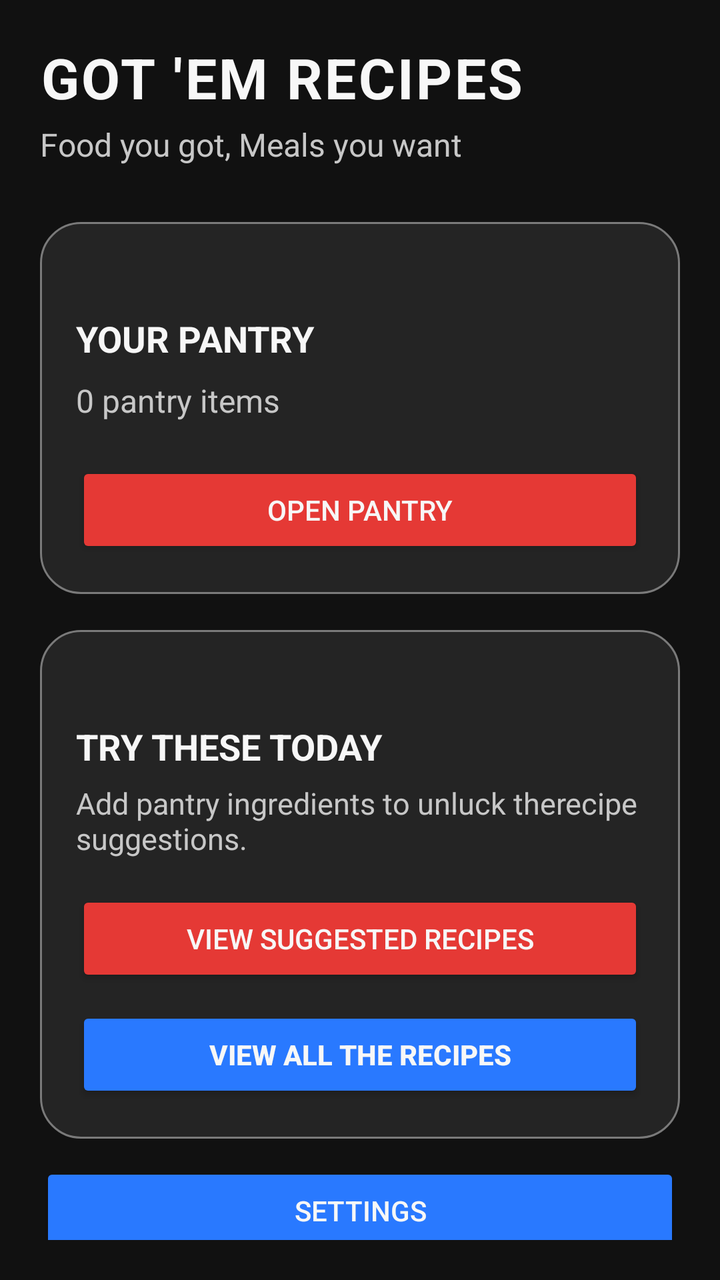
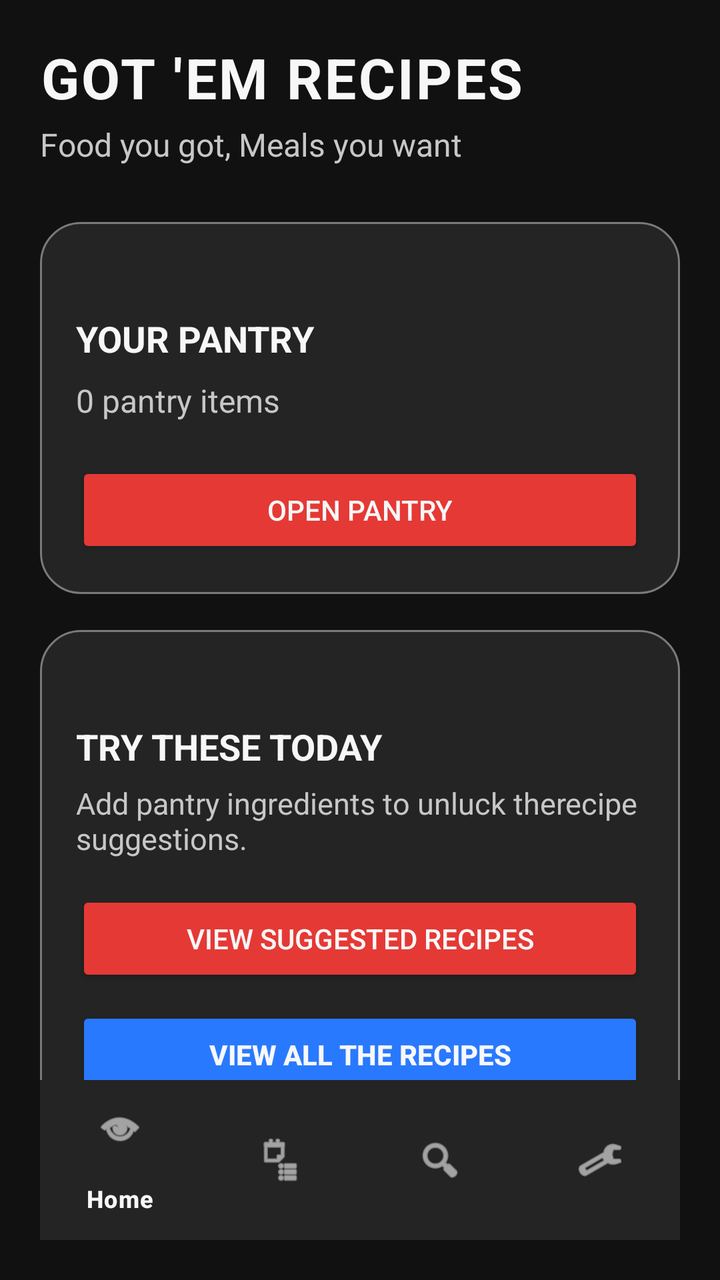

The first picture is an Android layout as it rendered before a commit; the second is the same layout after the commit. The layout source and the unified diff follow.
<!-- AndroidManifest.xml: application theme Theme.GotEmRecipes -->
<!-- res/layout/activity_main.xml -->
<?xml version="1.0" encoding="utf-8"?>
<androidx.constraintlayout.widget.ConstraintLayout 
    xmlns:android="http://schemas.android.com/apk/res/android"
    xmlns:app="http://schemas.android.com/apk/res-auto"
    android:layout_width="match_parent"
    android:layout_height="match_parent"
    android:padding="20dp"
    android:background = "@color/gotem_black">

    <TextView
        android:id="@+id/textHomeTitle"
        android:layout_width="wrap_content"
        android:layout_height="wrap_content"
        android:text="GOT 'EM RECIPES"
        android:textSize="28sp"
        android:textStyle="bold"
        android:textColor="@color/gotem_white"
        android:letterSpacing="0.04"
        app:layout_constraintTop_toTopOf="parent"
        app:layout_constraintStart_toStartOf="parent" />
    
    <TextView
        android:id="@+id/textHomeTagline"
        android:layout_width="wrap_content"
        android:layout_height="wrap_content"
        android:layout_marginTop="4dp"
        android:text="Food you got, Meals you want"
        android:textSize="16sp"
        android:textColor="@color/gotem_light_grey"
        app:layout_constraintTop_toBottomOf="@+id/textHomeTitle"
        app:layout_constraintStart_toStartOf="parent" />

    <LinearLayout
        android:id="@+id/cardPantry"
        android:layout_width="0dp"
        android:layout_height="wrap_content"
        android:layout_marginTop="28dp"
        android:background="@drawable/home_card_background"
        android:orientation="vertical"
        android:padding="18dp"
        app:layout_constraintTop_toBottomOf="@+id/textHomeTagline"
        app:layout_constraintStart_toStartOf="parent"
        app:layout_constraintEnd_toEndOf="parent">

    <TextView
        android:id="@+id/textPantryOverview"
        android:layout_width="match_parent"
        android:layout_height="wrap_content"
        android:layout_marginTop="28dp"
        android:text="YOUR PANTRY"
        android:textSize="18sp"
        android:textStyle="bold"
        android:textColor="@color/gotem_white"
        />

    <TextView
        android:id="@+id/textHomePantryCount"
        android:layout_width="match_parent"
        android:layout_height="wrap_content"
        android:layout_marginTop="8dp"
        android:text = "0 pantry items"
        android:textSize="16sp"
        android:textColor="@color/gotem_light_grey"
       />

    <Button
        android:id="@+id/buttonHomePantry"
        android:layout_width="match_parent"
        android:layout_height="wrap_content"
        android:layout_marginTop="20dp"
        android:text="OPEN PANTRY"
        android:textColor="@color/gotem_white"
        android:backgroundTint="@color/gotem_red"/>


    </LinearLayout>

    <LinearLayout
        android:id = "@+id/cardSuggestions"
        android:layout_width="0dp"
        android:layout_height="wrap_content"
        android:layout_marginTop="18dp"
        android:background="@drawable/home_card_background"
        android:orientation="vertical"
        android:padding="18dp"
        app:layout_constraintTop_toBottomOf="@+id/cardPantry"
        app:layout_constraintStart_toStartOf="parent"
        app:layout_constraintEnd_toEndOf="parent">

    <TextView
        android:id="@+id/textTryTheseToday"
        android:layout_width="match_parent"
        android:layout_height="wrap_content"
        android:layout_marginTop="28dp"
        android:text="TRY THESE TODAY"
        android:textSize="18sp"
        android:textStyle="bold"
        android:textColor="@color/gotem_white"
        />

    <TextView
        android:id="@+id/textHomeSuggestion"
        android:layout_width="match_parent"
        android:layout_height="wrap_content"
        android:layout_marginTop="6dp"
        android:text="Add pantry ingredients to unluck therecipe suggestions."
        android:textSize="15sp"
        android:textColor="@color/gotem_light_grey"
       />
    <Button
        android:id="@+id/buttonHomeRecipes"
        android:layout_width="match_parent"
        android:layout_height="wrap_content"
        android:layout_marginTop="16dp"
        android:text="VIEW SUGGESTED RECIPES"
        android:textColor="@color/gotem_white"
        android:backgroundTint="@color/gotem_red"
    />
    <Button
        android:id="@+id/buttonHomeAllRecipes"
        android:layout_width="match_parent"
        android:layout_height="wrap_content"
        android:layout_marginTop="10dp"
        android:text="VIEW ALL THE RECIPES"
        android:textStyle="bold"
        android:backgroundTint="@color/gotem_blue"
        android:textColor="@color/gotem_white"/>
    </LinearLayout>

    <Button
        android:id="@+id/buttonHomeSettings"
        android:layout_width="0dp"
        android:layout_height="wrap_content"
        android:layout_marginTop="12dp"
        android:text="SETTINGS"
        android:textColor="@color/gotem_white"
        android:backgroundTint="@color/gotem_blue"
        app:layout_constraintTop_toBottomOf="@id/cardSuggestions"
        app:layout_constraintStart_toStartOf="parent"
        app:layout_constraintEnd_toEndOf="parent" />



</androidx.constraintlayout.widget.ConstraintLayout>
<!-- resources referenced by this layout -->
<resources>
  <color name="gotem_black">#111111</color>
  <color name="gotem_blue">#2979FF</color>
  <color name="gotem_light_grey">#C7C7C7</color>
  <color name="gotem_red">#E53935</color>
  <color name="gotem_white">#F7F7F7</color>
  <!-- drawable home_card_background (drawable) -->
  <?xml version="1.0" encoding="utf-8"?>
  <shape xmlns:android="http://schemas.android.com/apk/res/android"
      android:shape="rectangle" >
      <solid android:color="@color/gotem_card" />
      <corners android:radius="20dp" />
      <stroke
          android:width="1dp"
          android:color="@color/gotem_mid_grey" />
  </shape>
  <style name="Theme.GotEmRecipes" parent="Base.Theme.GotEmRecipes" />
  <color name="gotem_card">#242424</color>
  <color name="gotem_mid_grey">#7A7A7A</color>
  <style name="Base.Theme.GotEmRecipes" parent="Theme.Material3.DayNight.NoActionBar">
          
          
      </style>
</resources>

<!-- the commit's change to res/layout/activity_main.xml (unified diff, before → after) -->
@@ -139,6 +139,19 @@
         app:layout_constraintStart_toStartOf="parent"
         app:layout_constraintEnd_toEndOf="parent" />
 
+    <com.google.android.material.bottomnavigation.BottomNavigationView
+        android:id="@+id/bottmNavigation"
+        android:layout_width="0dp"
+        android:layout_height="wrap_content"
+        android:background="@color/gotem_card"
+        app:itemIconTint="@color/gotem_white"
+        app:itemTextColor="@color/gotem_white"
+        app:menu="@menu/bottom_navigation_menu"
+        app:layout_constraintBottom_toBottomOf="parent"
+        app:layout_constraintStart_toStartOf="parent"
+        app:layout_constraintEnd_toEndOf="parent" />
+
+
 
 
 </androidx.constraintlayout.widget.ConstraintLayout>
<!-- resource entries referenced after the edit -->
@@ -2,6 +2,7 @@
 <resources>
   <color name="gotem_black">#111111</color>
   <color name="gotem_blue">#2979FF</color>
+  <color name="gotem_card">#242424</color>
   <color name="gotem_light_grey">#C7C7C7</color>
   <color name="gotem_red">#E53935</color>
   <color name="gotem_white">#F7F7F7</color>
@@ -16,7 +17,6 @@
           android:color="@color/gotem_mid_grey" />
   </shape>
   <style name="Theme.GotEmRecipes" parent="Base.Theme.GotEmRecipes" />
-  <color name="gotem_card">#242424</color>
   <color name="gotem_mid_grey">#7A7A7A</color>
   <style name="Base.Theme.GotEmRecipes" parent="Theme.Material3.DayNight.NoActionBar">
           
